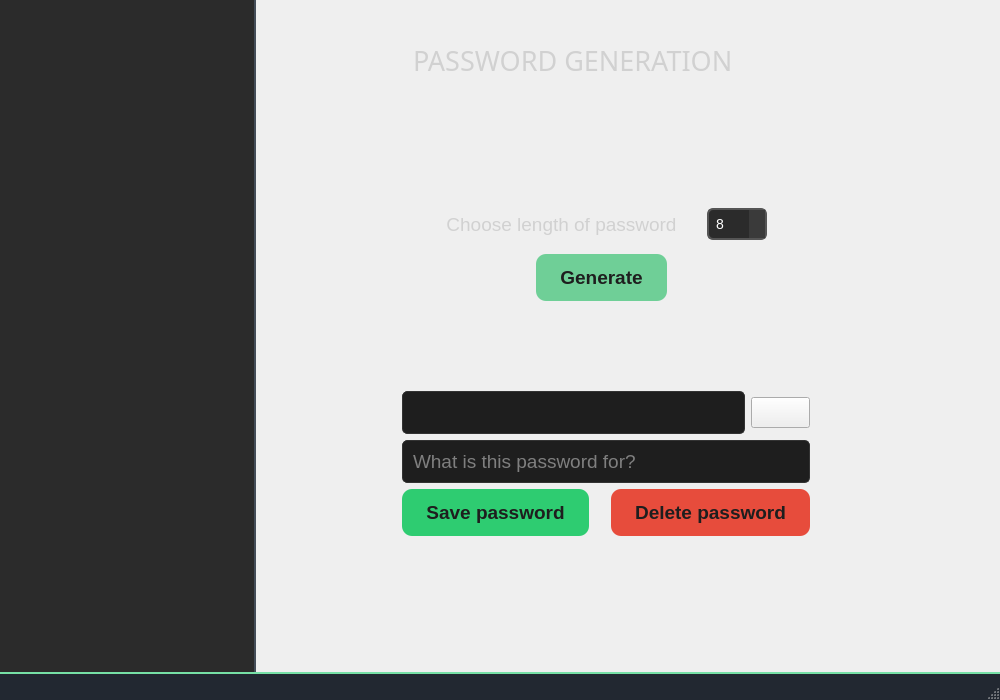
The window that forms/mainwindow.ui (minnesangg/Cerberus) describes before a commit, drawn with Qt 5.
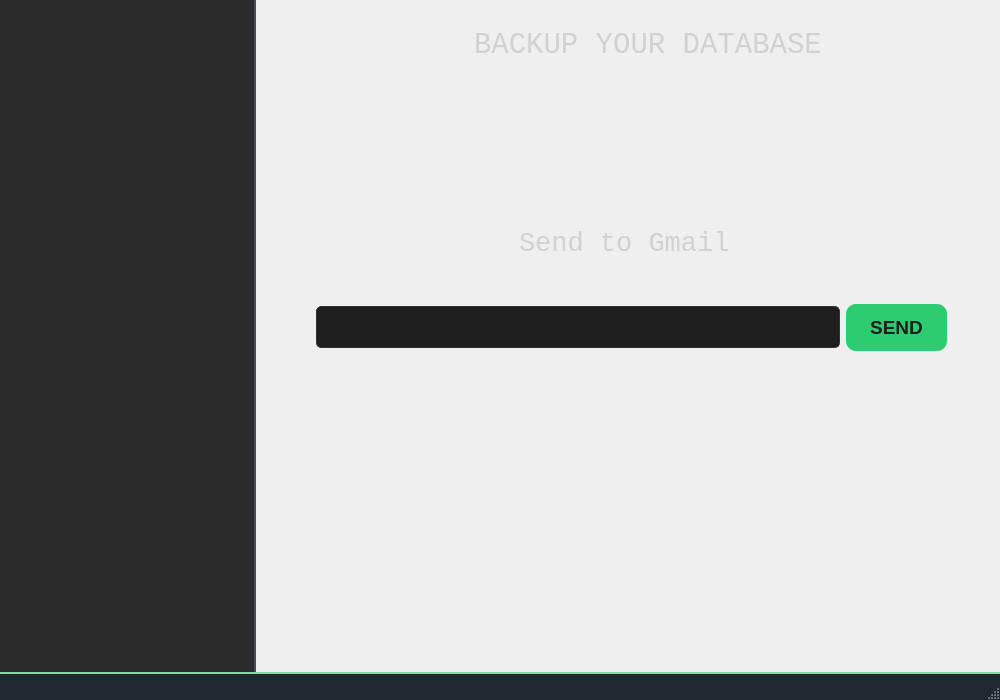
The same window after the commit. The open tabs and pages were chosen to show the change. Icons and pictures are not drawn.

Commit message: added backup sending to users gmail

Patch:
```diff
--- a/forms/mainwindow.ui
+++ b/forms/mainwindow.ui
@@ -1699,6 +1699,143 @@
        <zorder>horizontalLayoutWidget_3</zorder>
        <zorder>additInfoButton</zorder>
       </widget>
+      <widget class="QWidget" name="backupPage">
+       <widget class="QWidget" name="verticalLayoutWidget_4">
+        <property name="geometry">
+         <rect>
+          <x>210</x>
+          <y>10</y>
+          <width>367</width>
+          <height>80</height>
+         </rect>
+        </property>
+        <layout class="QVBoxLayout" name="backupLabelLayout">
+         <item>
+          <widget class="QLabel" name="backupMainLabel">
+           <property name="font">
+            <font>
+             <family>Monospace</family>
+             <pointsize>22</pointsize>
+            </font>
+           </property>
+           <property name="styleSheet">
+            <string notr="true">QLabel {
+    color: #d1d1d1; 
+    margin-bottom: 10px; 
+}</string>
+           </property>
+           <property name="text">
+            <string>BACKUP YOUR DATABASE</string>
+           </property>
+          </widget>
+         </item>
+        </layout>
+       </widget>
+       <widget class="QWidget" name="verticalLayoutWidget_7">
+        <property name="geometry">
+         <rect>
+          <x>60</x>
+          <y>200</y>
+          <width>631</width>
+          <height>151</height>
+         </rect>
+        </property>
+        <layout class="QVBoxLayout" name="sendGmailLayout">
+         <item>
+          <layout class="QVBoxLayout" name="sendLabelLayout">
+           <property name="leftMargin">
+            <number>195</number>
+           </property>
+           <item>
+            <widget class="QLabel" name="sendGmailLabel">
+             <property name="font">
+              <font>
+               <family>Monospace</family>
+               <pointsize>20</pointsize>
+              </font>
+             </property>
+             <property name="styleSheet">
+              <string notr="true">QLabel {
+    color: #d1d1d1; 
+    margin-bottom: 10px; 
+}</string>
+             </property>
+             <property name="text">
+              <string>Send to Gmail</string>
+             </property>
+            </widget>
+           </item>
+          </layout>
+         </item>
+         <item>
+          <layout class="QHBoxLayout" name="sendLineButtonLayout">
+           <item>
+            <widget class="QLineEdit" name="gmailLine">
+             <property name="font">
+              <font>
+               <family>Monospace</family>
+               <pointsize>14</pointsize>
+              </font>
+             </property>
+             <property name="styleSheet">
+              <string notr="true">QLineEdit {
+    background-color: #1E1E1E;
+    border: 1px solid #333;
+    padding: 8px;
+    border-radius: 5px;
+    color: #E0E0E0;
+}
+</string>
+             </property>
+            </widget>
+           </item>
+           <item>
+            <widget class="QPushButton" name="gmailSendButton">
+             <property name="font">
+              <font>
+               <pointsize>14</pointsize>
+               <bold>true</bold>
+              </font>
+             </property>
+             <property name="cursor">
+              <cursorShape>PointingHandCursor</cursorShape>
+             </property>
+             <property name="styleSheet">
+              <string notr="true">QPushButton {
+    background-color: #2ECC71;
+    color: #1e1e1e; 
+    font-weight: bold;
+    border: none;
+    padding: 12px 24px;
+    border-radius: 10px;
+    min-width: 10px;
+    min-height: 5px; 
+    box-shadow: 0 4px 8px rgba(0, 0, 0, 0.1);
+    transition: background-color 0.3s, box-shadow 0.3s;
+}
+
+QPushButton:hover {
+    background-color: #5bbd88;
+    box-shadow: 0 6px 12px rgba(0, 0, 0, 0.2);
+}
+
+QPushButton:pressed {
+    background-color: #4aa97a;
+    box-shadow: none;
+}
+
+</string>
+             </property>
+             <property name="text">
+              <string>SEND</string>
+             </property>
+            </widget>
+           </item>
+          </layout>
+         </item>
+        </layout>
+       </widget>
+      </widget>
       <widget class="QWidget" name="settingsPage">
        <layout class="QFormLayout" name="formLayout_2"/>
       </widget>
```
Left out of the diff: 10 changed lines with no effect on the pictures. The commit also changes 3 other files.
